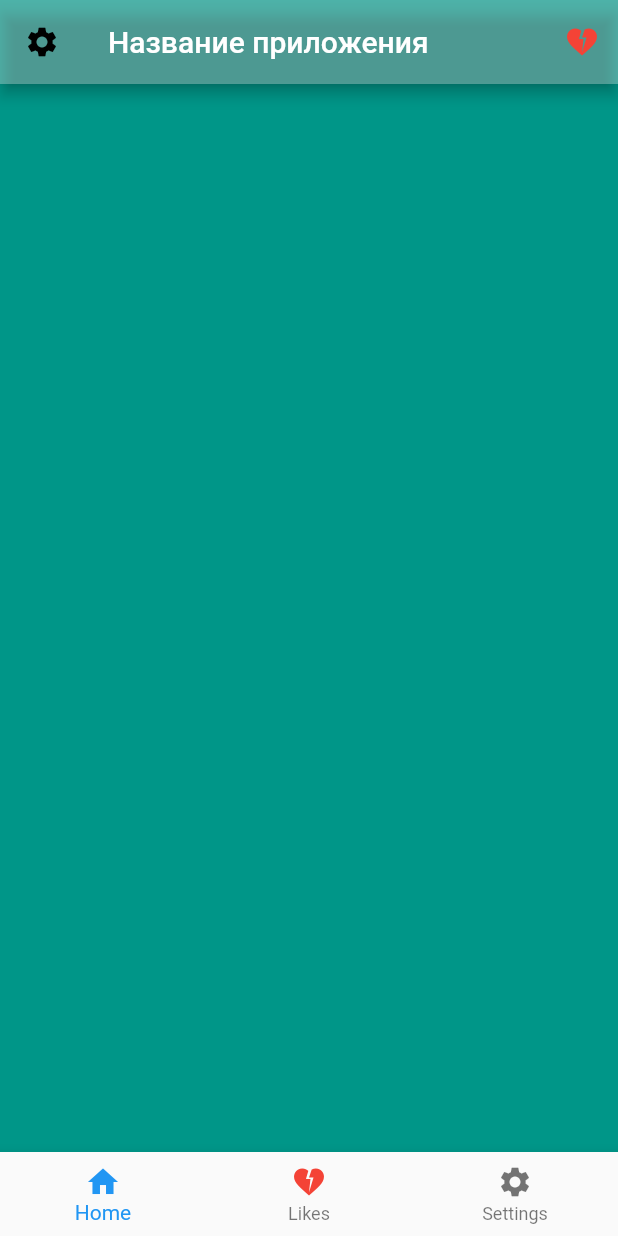
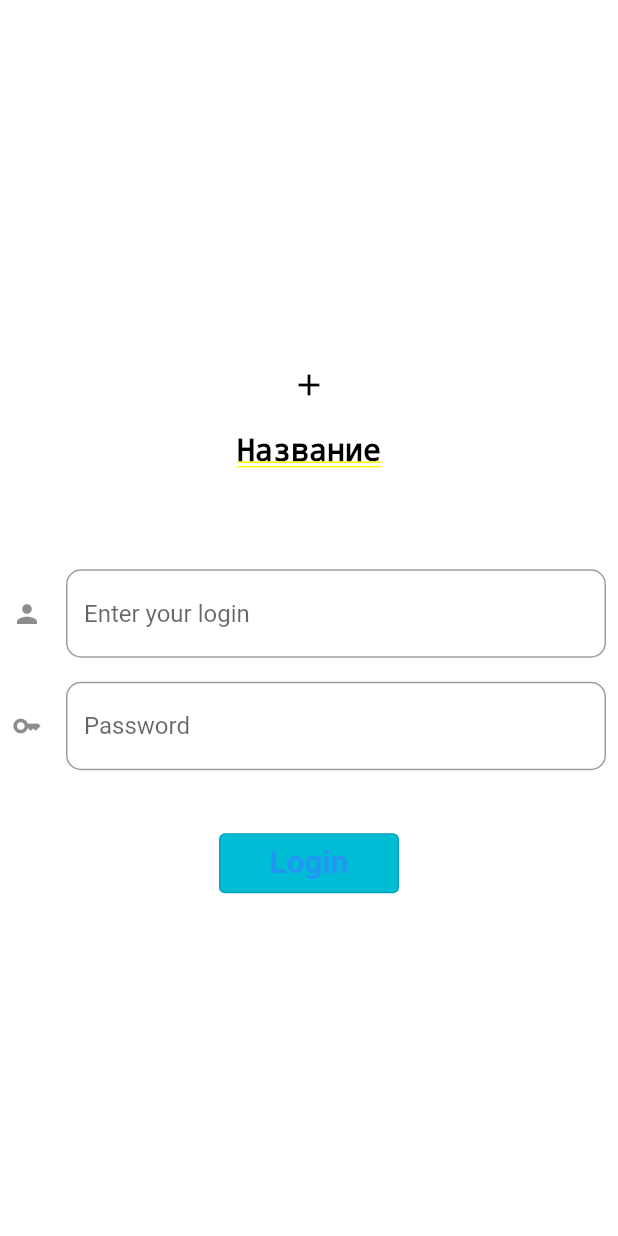
Before and after one commit to SokoMix/flutter-app, a Flutter app: the screen it shows after launch, on a phone screen of 412 x 824 dp. Run offline on Flutter 3.47's test engine with Material 2 defaults, Android fonts, the phone set to English and light mode, and no system bars; our stand-ins replace responsive_sizer.

Commit message:
Developing AuthView

```diff
--- /dev/null
+++ b/lib/AuthWidget.dart
@@ -0,0 +1,105 @@
+import 'package:flutter/material.dart';
+import 'package:flutter/services.dart';
+import 'package:responsive_sizer/responsive_sizer.dart';
+
+Widget _loginInit() {
+  return Material(
+      color: Colors.white,
+      child: Padding(
+          padding: EdgeInsets.symmetric(horizontal: 8.0, vertical: 8.0),
+          child: TextField(
+            autocorrect: false,
+            decoration: InputDecoration(
+              icon: Icon(
+                Icons.person,
+                size: 20.0,
+              ),
+              border: OutlineInputBorder(
+                  borderRadius: BorderRadius.all(Radius.circular(10.0))),
+              hintText: 'Enter your login',
+            ),
+          )));
+}
+
+Widget _pswdInit() {
+  return Material(
+      color: Colors.white,
+      child: Padding(
+          padding: EdgeInsets.symmetric(horizontal: 8.0, vertical: 8.0),
+          child: TextField(
+            obscureText: true,
+            autocorrect: false,
+            decoration: InputDecoration(
+              icon: Icon(
+                Icons.key,
+                size: 20.0,
+              ),
+              border: OutlineInputBorder(
+                  borderRadius: BorderRadius.all(Radius.circular(10.0))),
+              hintText: 'Password',
+            ),
+          )));
+}
+
+Widget _okButton(context) {
+  return Padding(
+      padding: EdgeInsets.only(top: 30.0),
+      child: OutlinedButton(
+          style: ButtonStyle(
+            fixedSize: MaterialStateProperty.all(Size(120.0, 40.0)),
+            backgroundColor: MaterialStateProperty.all(Colors.cyan),
+            textStyle: MaterialStateProperty.all(TextStyle(
+                color: Colors.black,
+                fontSize: 21,
+                fontWeight: FontWeight.bold)),
+          ),
+          onPressed: () {
+            Navigator.of(context, rootNavigator: true).pushNamed('/home_page');
+          },
+          child: Text('Login')));
+}
+
+class AuthView extends StatefulWidget {
+  const AuthView({Key? key}) : super(key: key);
+
+  @override
+  State<AuthView> createState() => _AuthViewState();
+}
+
+class _AuthViewState extends State<AuthView> {
+  @override
+  Widget build(BuildContext context) {
+    return ResponsiveSizer(
+      builder: (context, orientation, screenType) {
+        return MaterialApp(
+            home: Builder(
+                builder: (context) => Container(
+                    color: Colors.white,
+                    child: Align(
+                        child: Column(
+                      mainAxisAlignment: MainAxisAlignment.center,
+                      children: [
+                        Padding(
+                          padding: EdgeInsets.symmetric(vertical: 20.0),
+                          child: Icon(
+                            // своя иконка будет добавлена позже
+                            Icons.add,
+                            color: Colors.black,
+                          ),
+                        ),
+                        Padding(
+                            padding: EdgeInsets.only(bottom: 60.0),
+                            child: Text(
+                              'Название',
+                              style: TextStyle(
+                                  color: Colors.black, fontSize: 20.0),
+                            )),
+                        _loginInit(),
+                        _pswdInit(),
+                        _okButton(context),
+                      ],
+                    )))));
+      },
+    );
+  }
+}
--- a/lib/HomeWidget.dart
+++ b/lib/HomeWidget.dart
@@ -1,4 +1,5 @@
 import 'package:flutter/material.dart';
+import 'package:responsive_sizer/responsive_sizer.dart';
 
 class MyApp extends StatelessWidget {
   const MyApp({super.key});
@@ -8,42 +9,54 @@ class MyApp extends StatelessWidget {
   Widget build(BuildContext context) {
     int _ibar = 0;
 
-    void set_ibar(int item)
-    {
+    void _set_ibar(int item) {
       _ibar = item;
     }
 
-    void _ontap(int index)
-    {
-      set_ibar(index);
+    void _ontap(int index) {
+      _set_ibar(index);
     }
 
+    return ResponsiveSizer(
+      builder: (context, orientation, screenType) {
         return MaterialApp(
           title: 'Flutter test',
           home: Scaffold(
-          backgroundColor: Colors.teal,
+              backgroundColor: Color.fromRGBO(139, 105, 105, 1),
               appBar: AppBar(
                 title: Text("Название приложения"),
-            backgroundColor: Colors.white30,
-            actions:
-            <Widget>[
-              IconButton(onPressed: null, icon: Icon(Icons.heart_broken, color: Colors.red)),
+                backgroundColor: Color.fromRGBO(205, 155, 155, 1),
+                actions: <Widget>[
+                  IconButton(
+                      onPressed: null,
+                      icon: Icon(Icons.heart_broken, color: Colors.red)),
                 ],
-            leading: IconButton(onPressed: null, icon: Icon(Icons.settings, color: Colors.black,)),
+                leading: IconButton(
+                    onPressed: null,
+                    icon: Icon(
+                      Icons.settings,
+                      color: Colors.black,
+                    )),
               ),
               floatingActionButton: null,
               body: null,
               bottomNavigationBar: BottomNavigationBar(
                 items: [
-              BottomNavigationBarItem(icon: Icon(Icons.home), label: 'Home'),
-              BottomNavigationBarItem(icon: Icon(Icons.heart_broken, color: Colors.red), label: 'Likes'),
-              BottomNavigationBarItem(icon: Icon(Icons.settings), label: 'Settings')
+                  BottomNavigationBarItem(
+                      icon: Icon(Icons.home), label: 'Home'),
+                  BottomNavigationBarItem(
+                      icon: Icon(Icons.heart_broken, color: Colors.red),
+                      label: 'Likes'),
+                  BottomNavigationBarItem(
+                      icon: Icon(Icons.settings), label: 'Settings')
                 ],
                 selectedItemColor: Colors.blue,
+                backgroundColor: Color.fromRGBO(205, 155, 155, 1),
                 onTap: _ontap,
                 currentIndex: _ibar,
-          )
-      ),
+              )),
+        );
+      },
     );
   }
 }
--- /dev/null
+++ b/lib/StartNav.dart
@@ -0,0 +1,15 @@
+import 'package:flutter/material.dart';
+import 'HomeWidget.dart';
+import 'AuthWidget.dart';
+
+class StartNav extends StatelessWidget {
+  @override
+  Widget build(BuildContext context) {
+    return MaterialApp(
+      routes: {
+        '/': (context) => AuthView(),
+        '/home_page': (context) => MyApp(),
+      },
+    );
+  }
+}
--- a/lib/main.dart
+++ b/lib/main.dart
@@ -1,6 +1,6 @@
 import 'package:flutter/material.dart';
-import 'HomeWidget.dart';
+import 'StartNav.dart';
 
 void main() {
-  runApp(const MyApp());
+  runApp(StartNav());
 }
--- a/pubspec.yaml
+++ b/pubspec.yaml
@@ -29,6 +29,7 @@ environment:
 # the latest version available on pub.dev. To see which dependencies have newer
 # versions available, run `flutter pub outdated`.
 dependencies:
+  responsive_sizer: ^3.1.1
   flutter:
     sdk: flutter
 
```
Also changed, not shown: pubspec.lock. Lines whose indentation alone changed are shown as unchanged.
